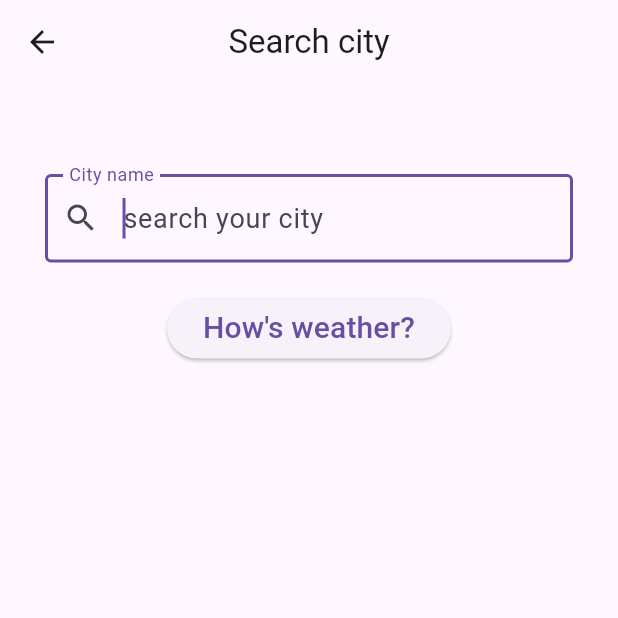
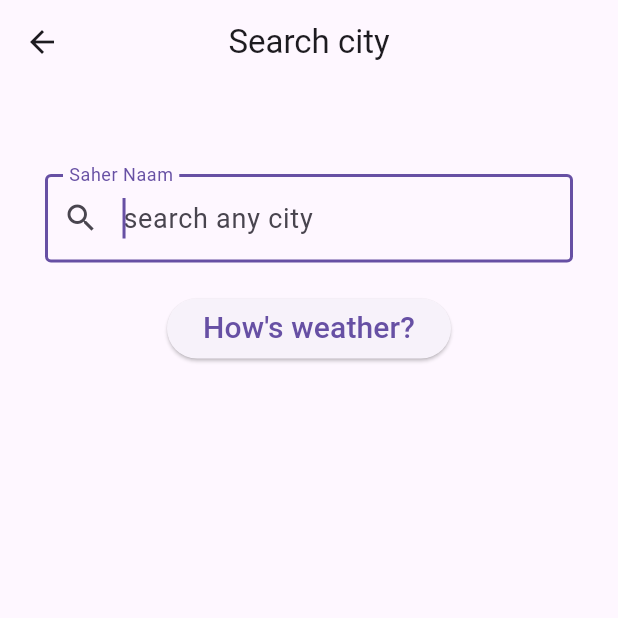
Before and after one commit to iamnilam/weatherapp_december_2023, a Flutter app: the SearchPage screen opened directly, on a phone screen of 412 x 824 dp, the top half of it. Run offline on Flutter 3.47's test engine with Material 3 defaults, Android fonts, the phone set to English and light mode, and no system bars; our stand-ins replace bloc, equatable, flutter_bloc, flutter_dotenv, recase.

Commit message:
Update search_page.dart

```diff
--- a/lib/pages/search_page.dart
+++ b/lib/pages/search_page.dart
@@ -40,8 +40,8 @@ class _SearchPageState extends State<SearchPage> {
                 autofocus: true,
                 style: const TextStyle(fontSize: 18.0),
                 decoration: const InputDecoration(
-                  labelText: 'City name',
-                  hintText: 'search your city',
+                  labelText: 'Saher Naam',
+                  hintText: 'search any city',
                   prefixIcon: Icon(Icons.search),
                   border: OutlineInputBorder(),
                 ),
```
